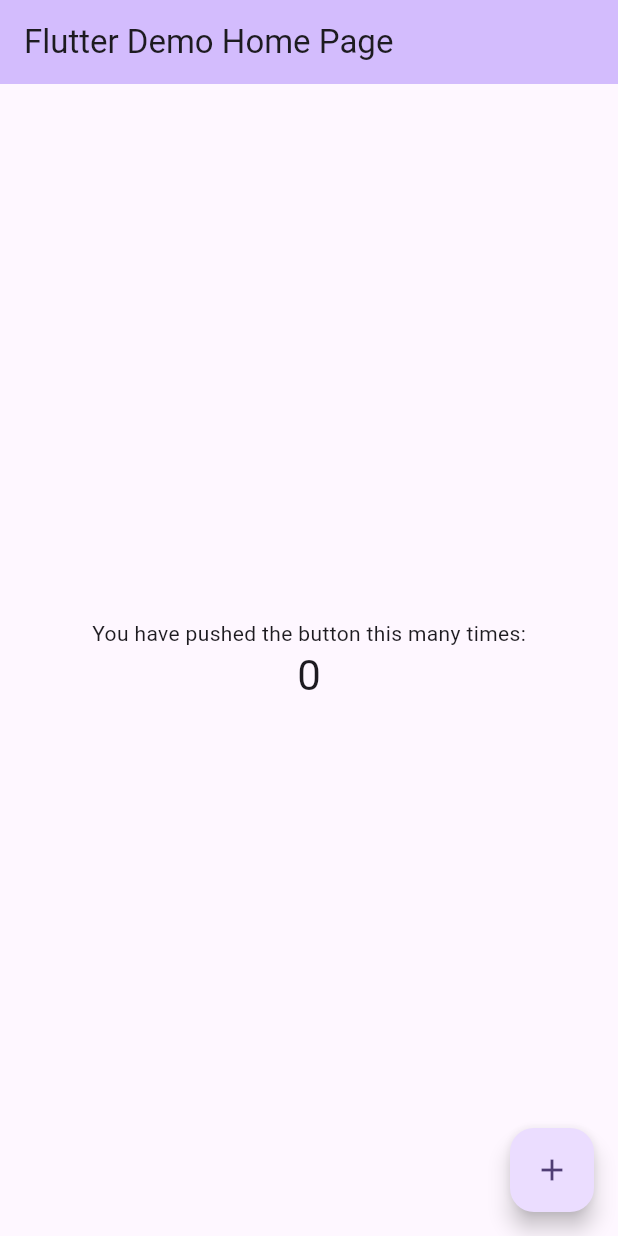
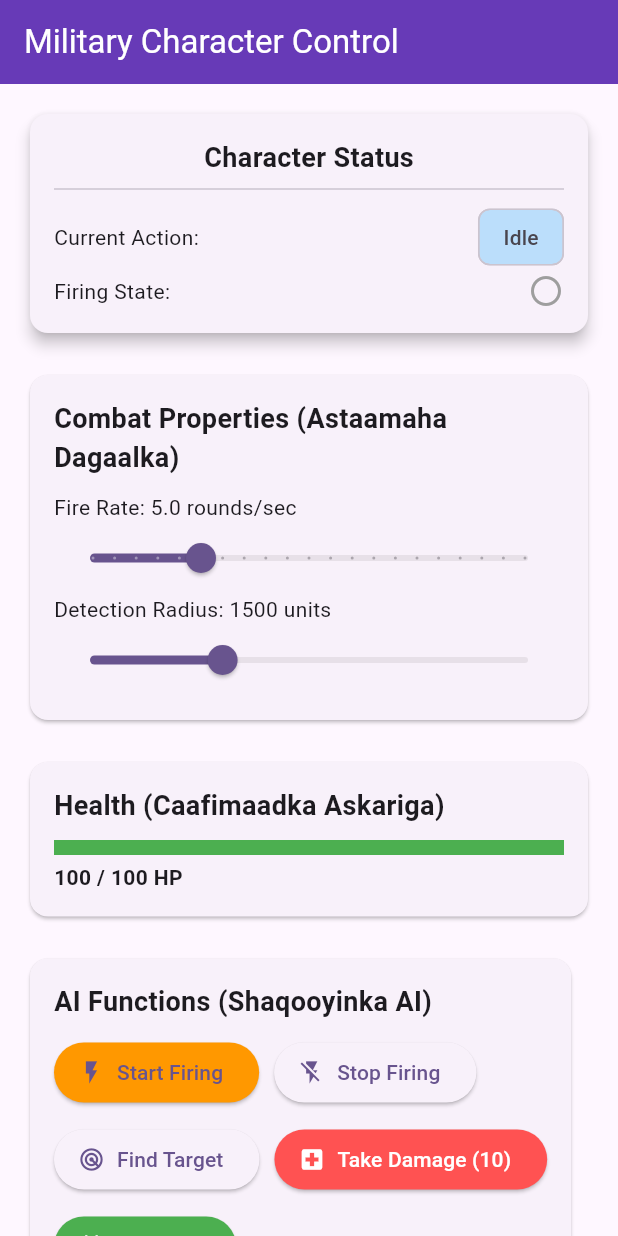
Before and after one commit to could-ai/019aa6d8-6aa3-7ef7-be10-54395a187183, a Flutter app: the screen it shows after launch, on a phone screen of 412 x 824 dp. Run offline on Flutter 3.47's test engine with Material 3 defaults, Android fonts, the phone set to English and light mode, and no system bars.

Commit message:
Created MilitaryCharacter model class mirroring the provided C++ header structure, including combat properties, health, and AI methods converted to Dart.; Created CharacterDetailScreen to visualize and interact with the MilitaryCharacter model. Includes cards for Status, Combat Properties, Health, and AI Actions.; Updated main.dart to set CharacterDetailScreen as the home screen and cleaned up the default counter app code.

```diff
--- a/usr/lib/main.dart
+++ b/usr/lib/main.dart
@@ -1,4 +1,5 @@
 import 'package:flutter/material.dart';
+import 'screens/character_detail_screen.dart';
 
 void main() {
   runApp(const MyApp());
@@ -7,117 +8,19 @@ void main() {
 class MyApp extends StatelessWidget {
   const MyApp({super.key});
 
-  // This widget is the root of your application.
   @override
   Widget build(BuildContext context) {
     return MaterialApp(
-      title: 'Flutter Demo',
+      title: 'Military Character App',
       debugShowCheckedModeBanner: false,
       theme: ThemeData(
-        // This is the theme of your application.
-        //
-        // TRY THIS: Try running your application with "flutter run". You'll see
-        // the application has a purple toolbar. Then, without quitting the app,
-        // try changing the seedColor in the colorScheme below to Colors.green
-        // and then invoke "hot reload" (save your changes or press the "hot
-        // reload" button in a Flutter-supported IDE, or press "r" if you used
-        // the command line to start the app).
-        //
-        // Notice that the counter didn't reset back to zero; the application
-        // state is not lost during the reload. To reset the state, use hot
-        // restart instead.
-        //
-        // This works for code too, not just values: Most code changes can be
-        // tested with just a hot reload.
         colorScheme: ColorScheme.fromSeed(seedColor: Colors.deepPurple),
+        useMaterial3: true,
       ),
       initialRoute: '/',
       routes: {
-        '/': (context) => const MyHomePage(title: 'Flutter Demo Home Page'),
+        '/': (context) => const CharacterDetailScreen(),
       },
     );
   }
 }
-
-class MyHomePage extends StatefulWidget {
-  const MyHomePage({super.key, required this.title});
-
-  // This widget is the home page of your application. It is stateful, meaning
-  // that it has a State object (defined below) that contains fields that affect
-  // how it looks.
-
-  // This class is the configuration for the state. It holds the values (in this
-  // case the title) provided by the parent (in this case the App widget) and
-  // used by the build method of the State. Fields in a Widget subclass are
-  // always marked "final".
-
-  final String title;
-
-  @override
-  State<MyHomePage> createState() => _MyHomePageState();
-}
-
-class _MyHomePageState extends State<MyHomePage> {
-  int _counter = 0;
-
-  void _incrementCounter() {
-    setState(() {
-      // This call to setState tells the Flutter framework that something has
-      // changed in this State, which causes it to rerun the build method below
-      // so that the display can reflect the updated values. If we changed
-      // _counter without calling setState(), then the build method would not be
-      // called again, and so nothing would appear to happen.
-      _counter++;
-    });
-  }
-
-  @override
-  Widget build(BuildContext context) {
-    // This method is rerun every time setState is called, for instance as done
-    // by the _incrementCounter method above.
-    //
-    // The Flutter framework has been optimized to make rerunning build methods
-    // fast, so that you can just rebuild anything that needs updating rather
-    // than having to individually change instances of widgets.
-    return Scaffold(
-      appBar: AppBar(
-        // TRY THIS: Try changing the color here to a specific color (to
-        // Colors.amber, perhaps?) and trigger a hot reload to see the AppBar
-        // change color while the other colors stay the same.
-        backgroundColor: Theme.of(context).colorScheme.inversePrimary,
-        // Here we take the value from the MyHomePage object that was created by
-        // the App.build method, and use it to set our appbar title.
-        title: Text(widget.title),
-      ),
-      body: Center(
-        // Center is a layout widget. It takes a single child and positions it
-        // in the middle of the parent.
-        child: Column(
-          // Column is also a layout widget. It takes a list of children and
-          // arranges them vertically. By default, it sizes itself to fit its
-          // children horizontally, and tries to be as tall as its parent.
-          //
-          // Column has various properties to control how it sizes itself and
-          // how it positions its children. Here we use mainAxisAlignment to
-          // center the children vertically; the main axis here is the vertical
-          // axis because Columns are vertical (the cross axis would be
-          // horizontal).
-          //
-          // TRY THIS: Invoke "debug painting" (choose the "Toggle Debug Paint"
-          // action in the IDE, or press "p" in the console), to see the
-          // wireframe for each widget.
-          mainAxisAlignment: MainAxisAlignment.center,
-          children: <Widget>[
-            const Text('You have pushed the button this many times:'),
-            Text('$_counter', style: Theme.of(context).textTheme.headlineMedium),
-          ],
-        ),
-      ),
-      floatingActionButton: FloatingActionButton(
-        onPressed: _incrementCounter,
-        tooltip: 'Increment',
-        child: const Icon(Icons.add),
-      ), // This trailing comma makes auto-formatting nicer for build methods.
-    );
-  }
-}
--- /dev/null
+++ b/usr/lib/models/military_character.dart
@@ -0,0 +1,46 @@
+class MilitaryCharacter {
+  // -- Astaamaha Dagaalka (Combat Properties) --
+  double fireRate;
+  double detectionRadius;
+
+  // -- Caafimaadka Askariga (Soldier Health) --
+  double currentHealth;
+  final double maxHealth;
+
+  // Status flags for UI representation
+  bool isFiring = false;
+  String lastAction = "Idle";
+
+  MilitaryCharacter({
+    this.fireRate = 1.0,
+    this.detectionRadius = 1000.0,
+    this.currentHealth = 100.0,
+    this.maxHealth = 100.0,
+  });
+
+  // -- Shaqooyinka AI (AI Functions) --
+
+  void startFiring() {
+    isFiring = true;
+    lastAction = "Started Firing";
+    print("MilitaryCharacter: StartFiring called");
+  }
+
+  void stopFiring() {
+    isFiring = false;
+    lastAction = "Stopped Firing";
+    print("MilitaryCharacter: StopFiring called");
+  }
+
+  void findTarget() {
+    lastAction = "Scanning for Targets...";
+    print("MilitaryCharacter: FindTarget called within radius $detectionRadius");
+  }
+
+  void takeDamage(double amount) {
+    currentHealth -= amount;
+    if (currentHealth < 0) currentHealth = 0;
+    lastAction = "Took $amount Damage";
+    print("MilitaryCharacter: Took damage. Current Health: $currentHealth");
+  }
+}
--- /dev/null
+++ b/usr/lib/screens/character_detail_screen.dart
@@ -0,0 +1,228 @@
+import 'package:flutter/material.dart';
+import '../models/military_character.dart';
+
+class CharacterDetailScreen extends StatefulWidget {
+  const CharacterDetailScreen({super.key});
+
+  @override
+  State<CharacterDetailScreen> createState() => _CharacterDetailScreenState();
+}
+
+class _CharacterDetailScreenState extends State<CharacterDetailScreen> {
+  // Create an instance of our character
+  final MilitaryCharacter _character = MilitaryCharacter(
+    fireRate: 5.0,
+    detectionRadius: 1500.0,
+    currentHealth: 100.0,
+  );
+
+  void _updateState() {
+    setState(() {});
+  }
+
+  @override
+  Widget build(BuildContext context) {
+    return Scaffold(
+      appBar: AppBar(
+        title: const Text('Military Character Control'),
+        backgroundColor: Colors.deepPurple,
+        foregroundColor: Colors.white,
+      ),
+      body: SingleChildScrollView(
+        padding: const EdgeInsets.all(16.0),
+        child: Column(
+          crossAxisAlignment: CrossAxisAlignment.start,
+          children: [
+            _buildStatusCard(),
+            const SizedBox(height: 20),
+            _buildCombatPropertiesCard(),
+            const SizedBox(height: 20),
+            _buildHealthCard(),
+            const SizedBox(height: 20),
+            _buildActionsCard(),
+          ],
+        ),
+      ),
+    );
+  }
+
+  Widget _buildStatusCard() {
+    return Card(
+      elevation: 4,
+      child: Padding(
+        padding: const EdgeInsets.all(16.0),
+        child: Column(
+          children: [
+            const Text(
+              "Character Status",
+              style: TextStyle(fontSize: 18, fontWeight: FontWeight.bold),
+            ),
+            const Divider(),
+            Row(
+              mainAxisAlignment: MainAxisAlignment.spaceBetween,
+              children: [
+                const Text("Current Action:"),
+                Chip(
+                  label: Text(_character.lastAction),
+                  backgroundColor: Colors.blue.shade100,
+                ),
+              ],
+            ),
+            Row(
+              mainAxisAlignment: MainAxisAlignment.spaceBetween,
+              children: [
+                const Text("Firing State:"),
+                Icon(
+                  _character.isFiring ? Icons.local_fire_department : Icons.circle_outlined,
+                  color: _character.isFiring ? Colors.red : Colors.grey,
+                ),
+              ],
+            ),
+          ],
+        ),
+      ),
+    );
+  }
+
+  Widget _buildCombatPropertiesCard() {
+    return Card(
+      child: Padding(
+        padding: const EdgeInsets.all(16.0),
+        child: Column(
+          crossAxisAlignment: CrossAxisAlignment.start,
+          children: [
+            const Text(
+              "Combat Properties (Astaamaha Dagaalka)",
+              style: TextStyle(fontSize: 18, fontWeight: FontWeight.bold),
+            ),
+            const SizedBox(height: 10),
+            Text("Fire Rate: ${_character.fireRate.toStringAsFixed(1)} rounds/sec"),
+            Slider(
+              value: _character.fireRate,
+              min: 0.0,
+              max: 20.0,
+              divisions: 20,
+              label: _character.fireRate.toString(),
+              onChanged: (value) {
+                setState(() {
+                  _character.fireRate = value;
+                });
+              },
+            ),
+            Text("Detection Radius: ${_character.detectionRadius.toStringAsFixed(0)} units"),
+            Slider(
+              value: _character.detectionRadius,
+              min: 0.0,
+              max: 5000.0,
+              divisions: 50,
+              label: _character.detectionRadius.toString(),
+              onChanged: (value) {
+                setState(() {
+                  _character.detectionRadius = value;
+                });
+              },
+            ),
+          ],
+        ),
+      ),
+    );
+  }
+
+  Widget _buildHealthCard() {
+    return Card(
+      child: Padding(
+        padding: const EdgeInsets.all(16.0),
+        child: Column(
+          crossAxisAlignment: CrossAxisAlignment.start,
+          children: [
+            const Text(
+              "Health (Caafimaadka Askariga)",
+              style: TextStyle(fontSize: 18, fontWeight: FontWeight.bold),
+            ),
+            const SizedBox(height: 10),
+            LinearProgressIndicator(
+              value: _character.currentHealth / _character.maxHealth,
+              backgroundColor: Colors.grey[300],
+              color: _character.currentHealth < 30 ? Colors.red : Colors.green,
+              minHeight: 10,
+            ),
+            const SizedBox(height: 5),
+            Text(
+              "${_character.currentHealth.toStringAsFixed(0)} / ${_character.maxHealth.toStringAsFixed(0)} HP",
+              style: const TextStyle(fontWeight: FontWeight.bold),
+            ),
+          ],
+        ),
+      ),
+    );
+  }
+
+  Widget _buildActionsCard() {
+    return Card(
+      child: Padding(
+        padding: const EdgeInsets.all(16.0),
+        child: Column(
+          crossAxisAlignment: CrossAxisAlignment.start,
+          children: [
+            const Text(
+              "AI Functions (Shaqooyinka AI)",
+              style: TextStyle(fontSize: 18, fontWeight: FontWeight.bold),
+            ),
+            const SizedBox(height: 10),
+            Wrap(
+              spacing: 10,
+              runSpacing: 10,
+              children: [
+                ElevatedButton.icon(
+                  onPressed: () {
+                    _character.startFiring();
+                    _updateState();
+                  },
+                  icon: const Icon(Icons.flash_on),
+                  label: const Text("Start Firing"),
+                  style: ElevatedButton.styleFrom(backgroundColor: Colors.orange),
+                ),
+                ElevatedButton.icon(
+                  onPressed: () {
+                    _character.stopFiring();
+                    _updateState();
+                  },
+                  icon: const Icon(Icons.flash_off),
+                  label: const Text("Stop Firing"),
+                ),
+                ElevatedButton.icon(
+                  onPressed: () {
+                    _character.findTarget();
+                    _updateState();
+                  },
+                  icon: const Icon(Icons.radar),
+                  label: const Text("Find Target"),
+                ),
+                ElevatedButton.icon(
+                  onPressed: () {
+                    _character.takeDamage(10);
+                    _updateState();
+                  },
+                  icon: const Icon(Icons.local_hospital),
+                  label: const Text("Take Damage (10)"),
+                  style: ElevatedButton.styleFrom(backgroundColor: Colors.redAccent, foregroundColor: Colors.white),
+                ),
+                ElevatedButton.icon(
+                  onPressed: () {
+                    setState(() {
+                      _character.currentHealth = _character.maxHealth;
+                      _character.lastAction = "Healed";
+                    });
+                  },
+                  icon: const Icon(Icons.healing),
+                  label: const Text("Heal Full"),
+                  style: ElevatedButton.styleFrom(backgroundColor: Colors.green, foregroundColor: Colors.white),
+                ),
+              ],
+            ),
+          ],
+        ),
+      ),
+    );
+  }
+}
```
